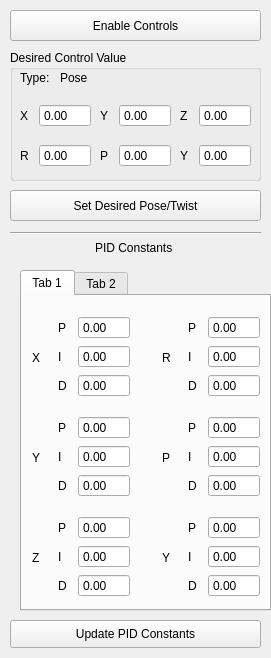
First picture: the form in landside/catkin_ws/src/gui/resource/ControlsWidget.ui, repository DukeRobotics/robosub-ros, before the edit.
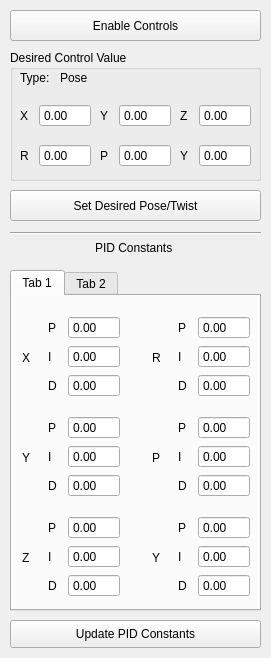
Second picture: the form after the edit. The open tabs and pages were chosen to show the change.

What changed in the file:
```diff
--- a/landside/catkin_ws/src/gui/resource/ControlsWidget.ui
+++ b/landside/catkin_ws/src/gui/resource/ControlsWidget.ui
@@ -391,7 +391,7 @@
     <rect>
      <x>95</x>
      <y>240</y>
-     <width>81</width>
+     <width>91</width>
      <height>16</height>
     </rect>
    </property>
@@ -402,7 +402,7 @@
   <widget class="QTabWidget" name="tabWidget">
    <property name="geometry">
     <rect>
-     <x>20</x>
+     <x>10</x>
      <y>270</y>
      <width>251</width>
      <height>341</height>
```
Left out of the diff: 4 changed lines with no effect on the pictures.
